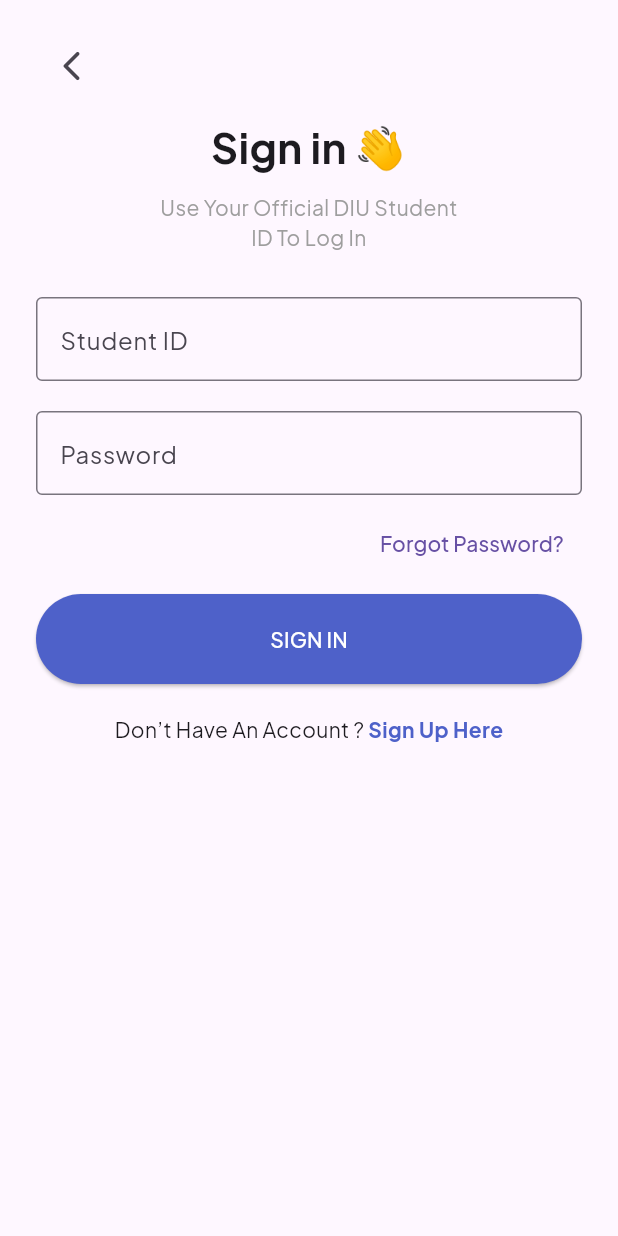
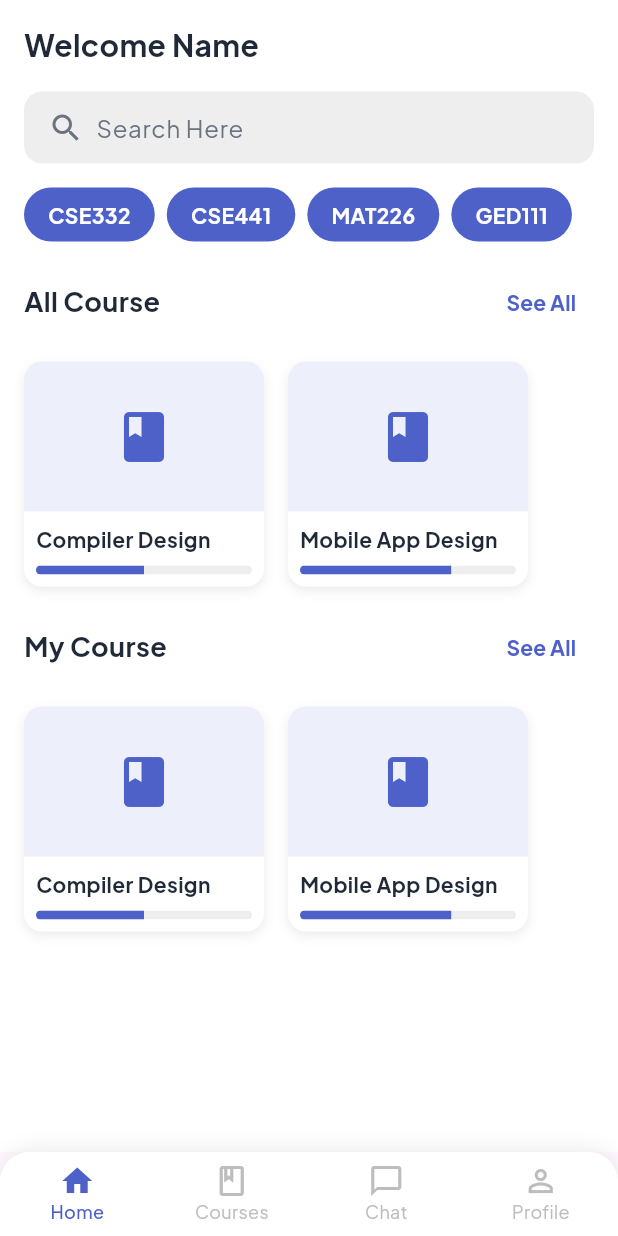
Before and after one commit to saif-pain/smart_learn, a Flutter app: the LoginScreen screen opened directly, after a tap on "SIGN IN", on a phone screen of 412 x 824 dp. Run offline on Flutter 3.47's test engine with Material 3 defaults, Android fonts, the light colour scheme and no system bars; our stand-ins replace google_fonts, shared_preferences; accounts and stored records are empty.

Commit message:
Implement login navigation and add home screen layout

```diff
--- /dev/null
+++ b/lib/screens/home_screen.dart
@@ -0,0 +1,221 @@
+import 'package:flutter/material.dart';
+import 'package:smart_learn/core/app_colors.dart';
+
+class HomeScreen extends StatefulWidget {
+  const HomeScreen({Key? key}) : super(key: key);
+
+  @override
+  State<HomeScreen> createState() => _HomeScreenState();
+}
+
+class _HomeScreenState extends State<HomeScreen> {
+  @override
+  Widget build(BuildContext context) {
+    return Scaffold(
+      backgroundColor: Colors.white,
+      // Removed the bottom navigation bar as it's handled in main_screen.dart
+      body: SafeArea(
+        child: SingleChildScrollView(
+          padding: const EdgeInsets.all(16),
+          child: Column(
+            crossAxisAlignment: CrossAxisAlignment.start,
+            children: [
+              _buildHeader(),
+              const SizedBox(height: 16),
+              _buildSearchBar(),
+              const SizedBox(height: 16),
+              _buildCategories(),
+              const SizedBox(height: 16),
+              _buildSectionTitle('All Course', () {}),
+              const SizedBox(height: 16),
+              _buildCourseList(),
+              const SizedBox(height: 16),
+              _buildSectionTitle('My Course', () {}),
+              const SizedBox(height: 16),
+              _buildCourseList(),
+            ],
+          ),
+        ),
+      ),
+    );
+  }
+
+  Widget _buildHeader() {
+    return Column(
+      crossAxisAlignment: CrossAxisAlignment.start,
+      children: const [
+        Text(
+          'Welcome Name',
+          style: TextStyle(
+            fontSize: 20,
+            fontWeight: FontWeight.bold,
+            color: AppColors.textPrimary,
+          ),
+        ),
+      ],
+    );
+  }
+
+  Widget _buildSearchBar() {
+    return Container(
+      padding: const EdgeInsets.symmetric(horizontal: 16),
+      decoration: BoxDecoration(
+        color: Colors.grey[200],
+        borderRadius: BorderRadius.circular(12),
+      ),
+      child: Row(
+        children: [
+          Icon(Icons.search, color: AppColors.textSecondary),
+          const SizedBox(width: 8),
+          Expanded(
+            child: TextField(
+              decoration: InputDecoration(
+                hintText: 'Search Here',
+                hintStyle: TextStyle(color: AppColors.textSecondary),
+                border: InputBorder.none,
+              ),
+            ),
+          ),
+        ],
+      ),
+    );
+  }
+
+  Widget _buildCategories() {
+    final categories = ['CSE332', 'CSE441', 'MAT226', 'GED111'];
+
+    return SingleChildScrollView(
+      scrollDirection: Axis.horizontal,
+      child: Row(
+        children: categories.map((category) {
+          return Container(
+            margin: const EdgeInsets.only(right: 8),
+            padding: const EdgeInsets.symmetric(horizontal: 16, vertical: 8),
+            decoration: BoxDecoration(
+              color: AppColors.primary,
+              borderRadius: BorderRadius.circular(20),
+            ),
+            child: Text(
+              category,
+              style: const TextStyle(
+                color: Colors.white,
+                fontWeight: FontWeight.bold,
+              ),
+            ),
+          );
+        }).toList(),
+      ),
+    );
+  }
+
+  Widget _buildSectionTitle(String title, VoidCallback onSeeAllPressed) {
+    return Row(
+      mainAxisAlignment: MainAxisAlignment.spaceBetween,
+      children: [
+        Text(
+          title,
+          style: const TextStyle(
+            fontSize: 18,
+            fontWeight: FontWeight.bold,
+            color: AppColors.textPrimary,
+          ),
+        ),
+        TextButton(
+          onPressed: onSeeAllPressed,
+          child: Text(
+            'See All',
+            style: TextStyle(
+              color: AppColors.primary,
+              fontWeight: FontWeight.bold,
+            ),
+          ),
+        ),
+      ],
+    );
+  }
+
+  Widget _buildCourseList() {
+    // Using placeholders since course1.png and course2.png might not exist
+    final courses = [
+      {
+        'title': 'Compiler Design',
+        'progress': 0.5,
+      },
+      {
+        'title': 'Mobile App Design',
+        'progress': 0.7,
+      },
+    ];
+
+    return SingleChildScrollView(
+      scrollDirection: Axis.horizontal,
+      child: Row(
+        children: courses.map((course) {
+          return Container(
+            width: 160,
+            margin: const EdgeInsets.only(right: 16),
+            decoration: BoxDecoration(
+              color: Colors.white,
+              borderRadius: BorderRadius.circular(12),
+              boxShadow: [
+                BoxShadow(
+                  color: Colors.grey.withOpacity(0.2),
+                  blurRadius: 6,
+                  offset: const Offset(0, 3),
+                ),
+              ],
+            ),
+            child: Column(
+              crossAxisAlignment: CrossAxisAlignment.start,
+              children: [
+                // Using a placeholder container instead of an image
+                Container(
+                  height: 100,
+                  width: double.infinity,
+                  decoration: BoxDecoration(
+                    color: AppColors.secondary,
+                    borderRadius: const BorderRadius.vertical(
+                      top: Radius.circular(12),
+                    ),
+                  ),
+                  child: Center(
+                    child: Icon(
+                      Icons.book,
+                      size: 40,
+                      color: AppColors.primary,
+                    ),
+                  ),
+                ),
+                Padding(
+                  padding: const EdgeInsets.all(8),
+                  child: Column(
+                    crossAxisAlignment: CrossAxisAlignment.start,
+                    children: [
+                      Text(
+                        course['title'] as String,
+                        style: const TextStyle(
+                          fontWeight: FontWeight.bold,
+                          color: AppColors.textPrimary,
+                        ),
+                      ),
+                      const SizedBox(height: 8),
+                      ClipRRect(
+                        borderRadius: BorderRadius.circular(8),
+                        child: LinearProgressIndicator(
+                          value: course['progress'] as double,
+                          backgroundColor: Colors.grey[200],
+                          color: AppColors.primary,
+                          minHeight: 6,
+                        ),
+                      ),
+                    ],
+                  ),
+                ),
+              ],
+            ),
+          );
+        }).toList(),
+      ),
+    );
+  }
+}
--- a/lib/screens/login_screen.dart
+++ b/lib/screens/login_screen.dart
@@ -1,5 +1,6 @@
 import 'package:flutter/material.dart';
 import 'package:smart_learn/core/app_colors.dart';
+import 'package:smart_learn/screens/main_screen.dart';
 import 'signup_screen.dart';
 import 'reset_password_screen.dart';
 
@@ -67,7 +68,13 @@
               SizedBox(
                 width: double.infinity,
                 child: ElevatedButton(
-                  onPressed: () {},
+                  onPressed: () {
+                    // Navigate to the main screen with bottom navigation
+                    Navigator.pushReplacement(
+                      context,
+                      MaterialPageRoute(builder: (_) => const MainScreen()),
+                    );
+                  },
                   style: ElevatedButton.styleFrom(
                     backgroundColor: AppColors.primary,
                     padding: const EdgeInsets.symmetric(vertical: 20),
--- /dev/null
+++ b/lib/screens/main_screen.dart
@@ -0,0 +1,94 @@
+import 'package:flutter/material.dart';
+import 'package:smart_learn/core/app_colors.dart';
+import 'package:smart_learn/screens/home_screen.dart';
+
+class MainScreen extends StatefulWidget {
+  const MainScreen({super.key});
+
+  @override
+  State<MainScreen> createState() => _MainScreenState();
+}
+
+class _MainScreenState extends State<MainScreen> {
+  int _selectedIndex = 0;
+
+  final List<Widget> _screens = [
+    const HomeScreen(),
+    const Center(child: Text('Courses')),
+    const Center(child: Text('Chat')),
+    const Center(child: Text('Profile')),
+  ];
+
+  void _onItemTapped(int index) {
+    setState(() {
+      _selectedIndex = index;
+    });
+  }
+
+  @override
+  Widget build(BuildContext context) {
+    return Scaffold(
+      body: _screens[_selectedIndex],
+      bottomNavigationBar: Container(
+        decoration: BoxDecoration(
+          color: Colors.white,
+          boxShadow: [
+            BoxShadow(
+              color: Colors.grey.withOpacity(0.2),
+              spreadRadius: 0,
+              blurRadius: 10,
+              offset: const Offset(0, -2),
+            ),
+          ],
+          borderRadius: const BorderRadius.only(
+            topLeft: Radius.circular(20),
+            topRight: Radius.circular(20),
+          ),
+        ),
+        child: ClipRRect(
+          borderRadius: const BorderRadius.only(
+            topLeft: Radius.circular(20),
+            topRight: Radius.circular(20),
+          ),
+          child: BottomNavigationBar(
+            currentIndex: _selectedIndex,
+            onTap: _onItemTapped,
+            backgroundColor: Colors.white,
+            selectedItemColor: AppColors.primary,
+            unselectedItemColor: Colors.grey[400],
+            showSelectedLabels: true,
+            showUnselectedLabels: true,
+            type: BottomNavigationBarType.fixed,
+            elevation: 0,
+            selectedLabelStyle: const TextStyle(
+              fontWeight: FontWeight.w500,
+              fontSize: 12,
+            ),
+            unselectedLabelStyle: const TextStyle(
+              fontWeight: FontWeight.normal,
+              fontSize: 12,
+            ),
+            items: [
+              BottomNavigationBarItem(
+                icon: Icon(_selectedIndex == 0 ? Icons.home : Icons.home_outlined),
+                label: 'Home',
+              ),
+              BottomNavigationBarItem(
+                icon: Icon(_selectedIndex == 1 ? Icons.book : Icons.book_outlined),
+                label: 'Courses',
+              ),
+              BottomNavigationBarItem(
+                icon: Icon(_selectedIndex == 2 ? Icons.chat_bubble : Icons.chat_bubble_outline),
+                label: 'Chat',
+              ),
+              BottomNavigationBarItem(
+                icon: Icon(_selectedIndex == 3 ? Icons.person : Icons.person_outline),
+                label: 'Profile',
+              ),
+            ],
+          ),
+        ),
+      ),
+    );
+  }
+}
```
